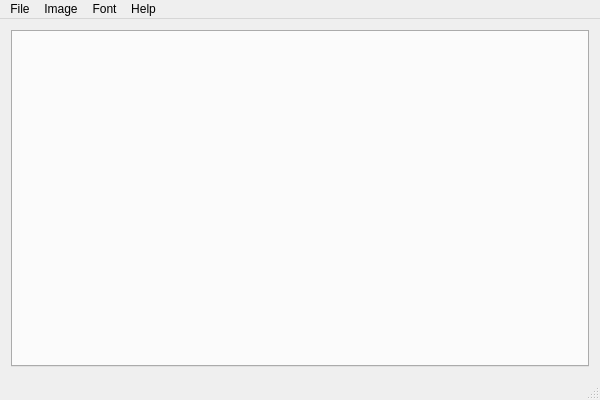
Before: the Qt Designer form controls/mainwindow.ui in riuson/lcd-image-converter, drawn with Qt 5.
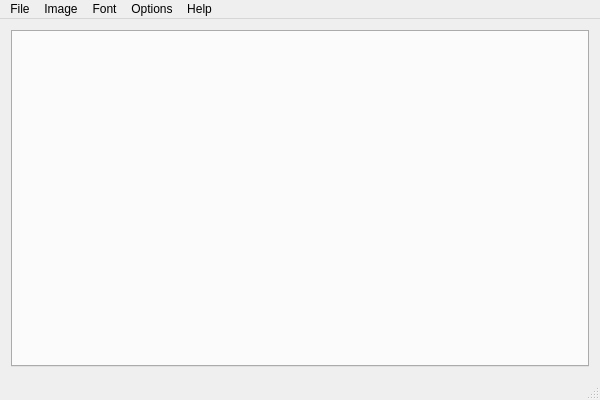
After: the same form once the commit is applied.

The edit to the form file:
```diff
--- a/controls/mainwindow.ui
+++ b/controls/mainwindow.ui
@@ -88,9 +88,17 @@
     </property>
     <addaction name="actionAbout"/>
    </widget>
+   <widget class="QMenu" name="menuOptions">
+    <property name="title">
+     <string>Options</string>
+    </property>
+    <addaction name="actionSetupConversion"/>
+    <addaction name="actionSetupTemplates"/>
+   </widget>
    <addaction name="menuHello"/>
    <addaction name="menuImage"/>
    <addaction name="menuFont"/>
+   <addaction name="menuOptions"/>
    <addaction name="menuHelp"/>
   </widget>
   <widget class="QStatusBar" name="statusBar"/>
```
Left out of the diff: 11 changed lines with no effect on the pictures.
